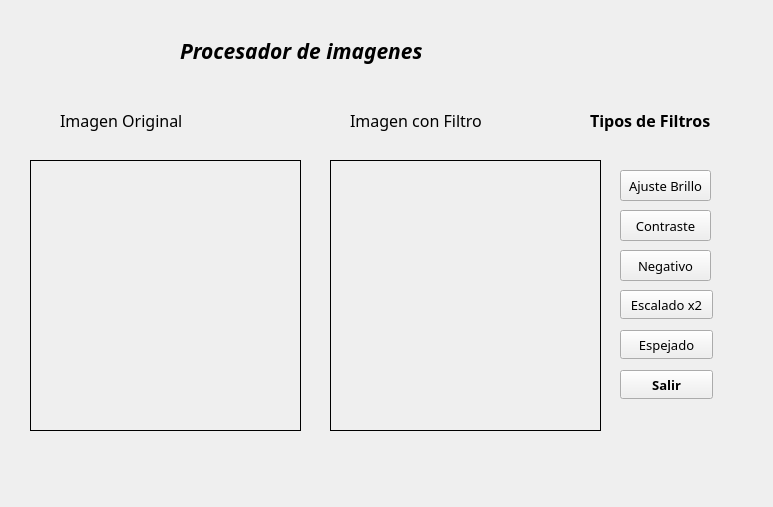
The window that ProcesamientoDeImagenes/MainWindow.ui (Kem-96/TareaProgramada2-Ensambla) describes before a commit, drawn with Qt 5.
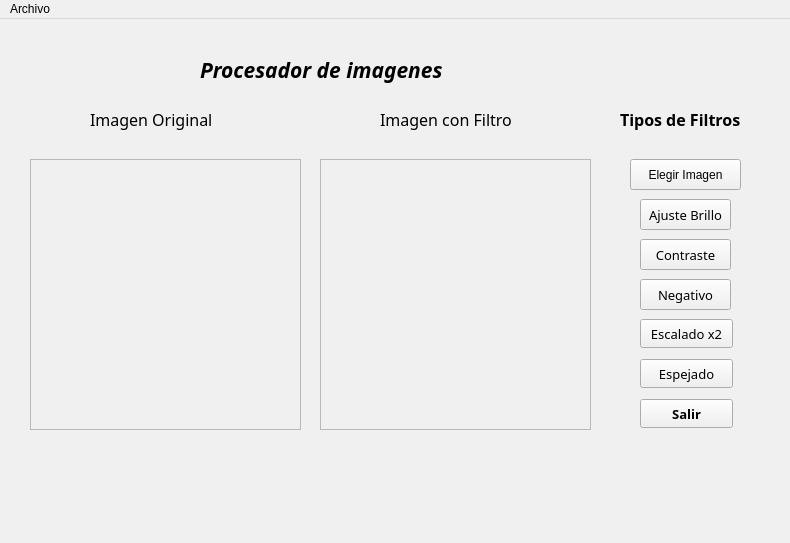
The same window after the commit.

Diff of the .ui file:
```diff
--- a/ProcesamientoDeImagenes/MainWindow.ui
+++ b/ProcesamientoDeImagenes/MainWindow.ui
@@ -6,10 +6,101 @@
    <rect>
     <x>0</x>
     <y>0</y>
-    <width>773</width>
-    <height>507</height>
+    <width>790</width>
+    <height>543</height>
    </rect>
   </property>
+  <property name="palette">
+   <palette>
+    <active>
+     <colorrole role="Button">
+      <brush brushstyle="SolidPattern">
+       <color alpha="255">
+        <red>0</red>
+        <green>0</green>
+        <blue>0</blue>
+       </color>
+      </brush>
+     </colorrole>
+     <colorrole role="Text">
+      <brush brushstyle="SolidPattern">
+       <color alpha="255">
+        <red>255</red>
+        <green>255</green>
+        <blue>255</blue>
+       </color>
+      </brush>
+     </colorrole>
+     <colorrole role="Window">
+      <brush brushstyle="SolidPattern">
+       <color alpha="255">
+        <red>255</red>
+        <green>255</green>
+        <blue>255</blue>
+       </color>
+      </brush>
+     </colorrole>
+    </active>
+    <inactive>
+     <colorrole role="Button">
+      <brush brushstyle="SolidPattern">
+       <color alpha="255">
+        <red>240</red>
+        <green>240</green>
+        <blue>240</blue>
+       </color>
+      </brush>
+     </colorrole>
+     <colorrole role="Text">
+      <brush brushstyle="SolidPattern">
+       <color alpha="255">
+        <red>0</red>
+        <green>0</green>
+        <blue>0</blue>
+       </color>
+      </brush>
+     </colorrole>
+     <colorrole role="Window">
+      <brush brushstyle="SolidPattern">
+       <color alpha="255">
+        <red>240</red>
+        <green>240</green>
+        <blue>240</blue>
+       </color>
+      </brush>
+     </colorrole>
+    </inactive>
+    <disabled>
+     <colorrole role="Button">
+      <brush brushstyle="SolidPattern">
+       <color alpha="255">
+        <red>0</red>
+        <green>0</green>
+        <blue>0</blue>
+       </color>
+      </brush>
+     </colorrole>
+     <colorrole role="Text">
+      <brush brushstyle="SolidPattern">
+       <color alpha="255">
+        <red>120</red>
+        <green>120</green>
+        <blue>120</blue>
+       </color>
+      </brush>
+     </colorrole>
+     <colorrole role="Window">
+      <brush brushstyle="SolidPattern">
+       <color alpha="255">
+        <red>255</red>
+        <green>255</green>
+        <blue>255</blue>
+       </color>
+      </brush>
+     </colorrole>
+    </disabled>
+   </palette>
+  </property>
   <property name="windowTitle">
    <string>MainWindow</string>
   </property>
@@ -17,8 +108,8 @@
    <widget class="QPushButton" name="BotonAjusteBrillo">
     <property name="geometry">
      <rect>
-      <x>620</x>
-      <y>170</y>
+      <x>640</x>
+      <y>180</y>
       <width>91</width>
       <height>31</height>
      </rect>
@@ -38,8 +129,8 @@
    <widget class="QPushButton" name="BotonContraste">
     <property name="geometry">
      <rect>
-      <x>620</x>
-      <y>210</y>
+      <x>640</x>
+      <y>220</y>
       <width>91</width>
       <height>31</height>
      </rect>
@@ -60,8 +151,8 @@
    <widget class="QPushButton" name="BotonNegativo">
     <property name="geometry">
      <rect>
-      <x>620</x>
-      <y>250</y>
+      <x>640</x>
+      <y>260</y>
       <width>91</width>
       <height>31</height>
      </rect>
@@ -79,8 +170,8 @@
    <widget class="QPushButton" name="BotonEscalado">
     <property name="geometry">
      <rect>
-      <x>620</x>
-      <y>290</y>
+      <x>640</x>
+      <y>300</y>
       <width>93</width>
       <height>29</height>
      </rect>
@@ -98,8 +189,8 @@
    <widget class="QPushButton" name="BotonEspejado">
     <property name="geometry">
      <rect>
-      <x>620</x>
-      <y>330</y>
+      <x>640</x>
+      <y>340</y>
       <width>93</width>
       <height>29</height>
      </rect>
@@ -117,8 +208,8 @@
    <widget class="QLabel" name="label_imagenOriginal">
     <property name="geometry">
      <rect>
-      <x>60</x>
-      <y>110</y>
+      <x>90</x>
+      <y>90</y>
       <width>131</width>
       <height>21</height>
      </rect>
@@ -136,8 +227,8 @@
    <widget class="QLabel" name="label_ImagenFiltro">
     <property name="geometry">
      <rect>
-      <x>350</x>
-      <y>110</y>
+      <x>380</x>
+      <y>90</y>
       <width>151</width>
       <height>21</height>
      </rect>
@@ -155,8 +246,8 @@
    <widget class="QPushButton" name="BotonSalir">
     <property name="geometry">
      <rect>
-      <x>620</x>
-      <y>370</y>
+      <x>640</x>
+      <y>380</y>
       <width>93</width>
       <height>29</height>
      </rect>
@@ -175,9 +266,9 @@
    <widget class="QLabel" name="label_Titulo">
     <property name="geometry">
      <rect>
-      <x>180</x>
+      <x>200</x>
       <y>30</y>
-      <width>361</width>
+      <width>261</width>
       <height>41</height>
      </rect>
     </property>
@@ -197,13 +288,13 @@
     <property name="geometry">
      <rect>
       <x>30</x>
-      <y>160</y>
+      <y>140</y>
       <width>271</width>
       <height>271</height>
      </rect>
     </property>
     <property name="frameShape">
-     <enum>QFrame::Box</enum>
+     <enum>QFrame::StyledPanel</enum>
     </property>
     <property name="text">
      <string/>
@@ -212,8 +303,8 @@
    <widget class="QLabel" name="label_tiposFiltros">
     <property name="geometry">
      <rect>
-      <x>590</x>
-      <y>110</y>
+      <x>620</x>
+      <y>90</y>
       <width>141</width>
       <height>21</height>
      </rect>
@@ -232,29 +323,50 @@
    <widget class="QLabel" name="imagenFiltro">
     <property name="geometry">
      <rect>
-      <x>330</x>
-      <y>160</y>
+      <x>320</x>
+      <y>140</y>
       <width>271</width>
       <height>271</height>
      </rect>
     </property>
     <property name="frameShape">
-     <enum>QFrame::Box</enum>
+     <enum>QFrame::StyledPanel</enum>
     </property>
     <property name="text">
      <string/>
     </property>
    </widget>
+   <widget class="QPushButton" name="buton_elegirImagen">
+    <property name="geometry">
+     <rect>
+      <x>630</x>
+      <y>140</y>
+      <width>111</width>
+      <height>31</height>
+     </rect>
+    </property>
+    <property name="text">
+     <string>Elegir Imagen</string>
+    </property>
+   </widget>
   </widget>
   <widget class="QMenuBar" name="menuBar">
    <property name="geometry">
     <rect>
      <x>0</x>
      <y>0</y>
-     <width>773</width>
+     <width>790</width>
      <height>26</height>
     </rect>
    </property>
+   <widget class="QMenu" name="menuArchivo">
+    <property name="title">
+     <string>Archivo</string>
+    </property>
+    <addaction name="actionAbrir_imagen"/>
+    <addaction name="actionSalir"/>
+   </widget>
+   <addaction name="menuArchivo"/>
   </widget>
  </widget>
  <resources/>
```
Left out of the diff: 12 changed lines with no effect on the pictures.
